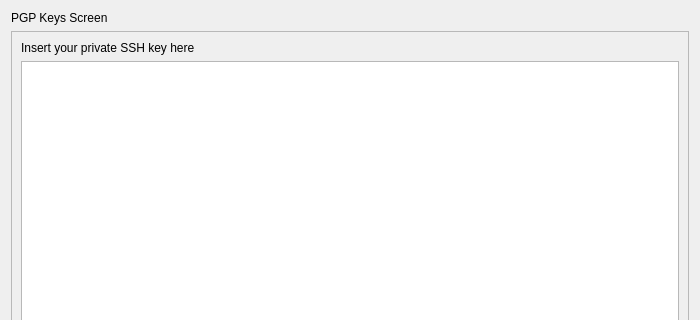
Above: inshtant_meshenger/inshtant_meshenger_gui/pgp.ui from k3an3/InshtantMeshenger before the change; both pictures show x 0 to 700 and y 0 to 320 of the 700 by 500 pixel window. Below: the same form after it.
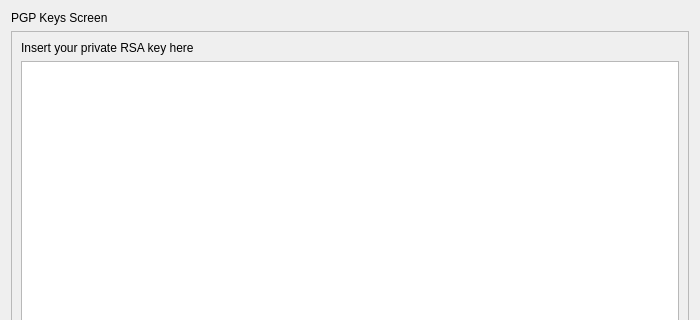
That is the form after the change.

```diff
--- a/inshtant_meshenger/inshtant_meshenger_gui/pgp.ui
+++ b/inshtant_meshenger/inshtant_meshenger_gui/pgp.ui
@@ -37,7 +37,7 @@
        <item>
         <widget class="QLabel" name="label">
          <property name="text">
-          <string>Insert your private SSH key here</string>
+          <string>Insert your private RSA key here</string>
          </property>
         </widget>
        </item>
```
